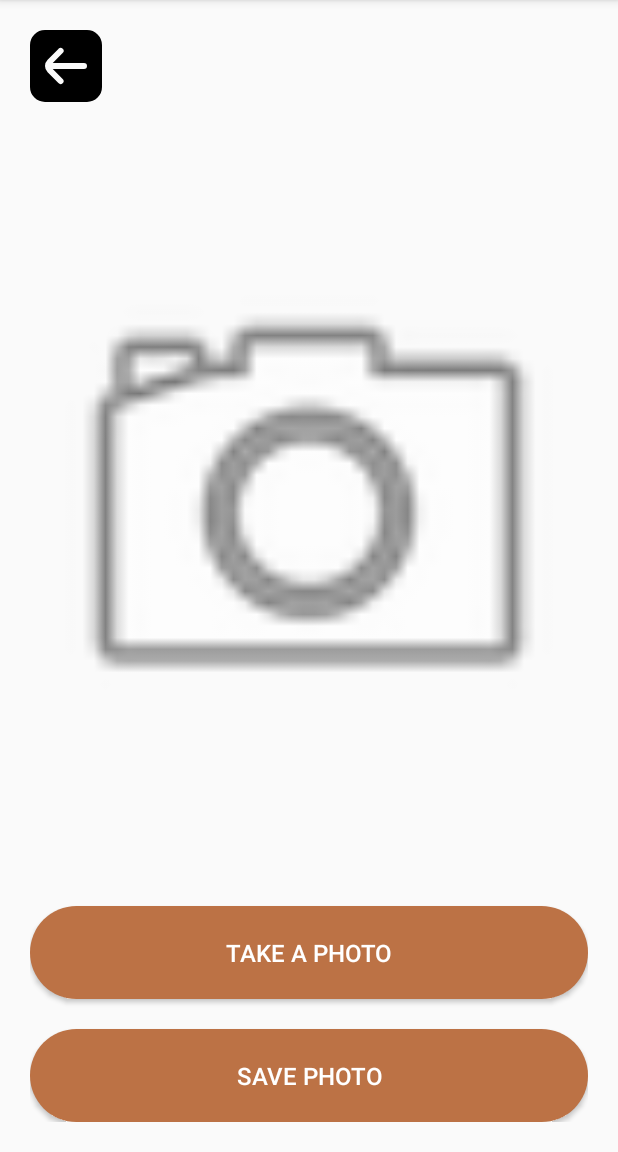
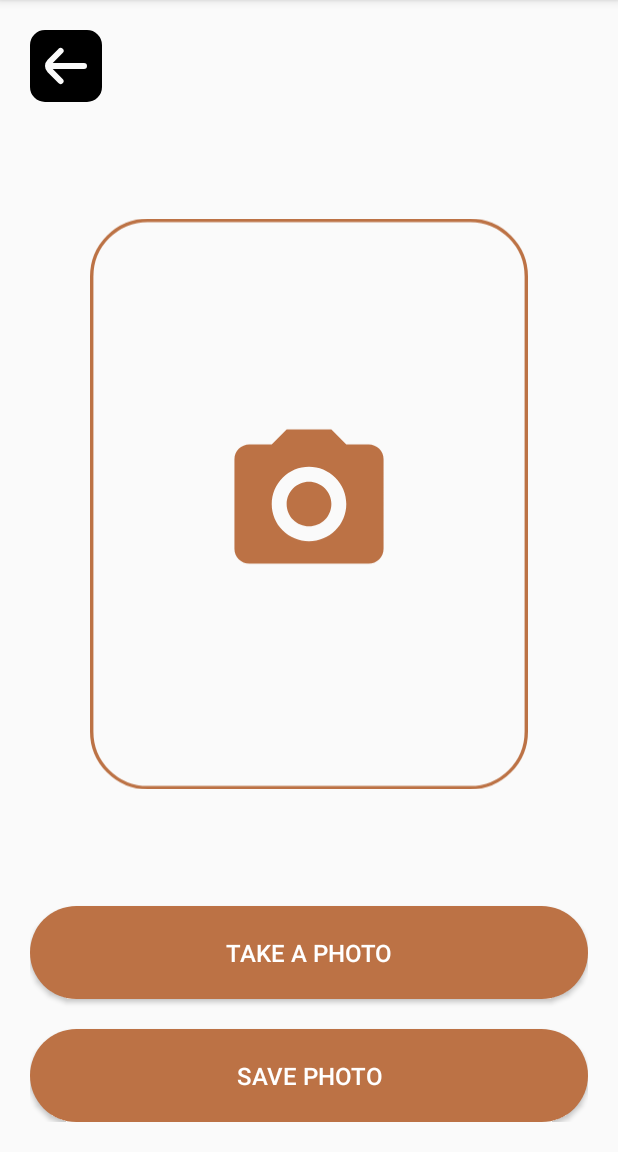
Before and after one commit to Yifei9119/IAT359PetJournal, an Android app: the AddPhoto screen opened directly, with no data from a screen before it, on a phone screen of 412 x 824 dp, the part 84-1236 px from its top. Run offline under Robolectric (Android 15) with nearby library versions, the light colour scheme and no system bars; libraries missing offline, so code that uses them is left out: androidx.camera.core, androidx.camera.lifecycle, androidx.camera.view.

Commit message:
fixed store media bug. add ui to add photo

```diff
--- a/app/src/main/java/com/example/iat359_petjournal/Constants.java
+++ b/app/src/main/java/com/example/iat359_petjournal/Constants.java
@@ -20,10 +20,7 @@ public class Constants {
     public static final String START_TIME = "startTime";
     public static final String END_TIME = "endTime";
     public static final String PET_NAME = "petName";
-    public static final String DESCRIPTION = "_id";
-    public static final String TABLE3_NAME = "PHOTOTABLE";
-    public static final String IMAGEID = "_id";
 
 
-    public static final int DATABASE_VERSION = 25;
+    public static final int DATABASE_VERSION = 26;
 }
--- /dev/null
+++ b/app/src/main/res/drawable/preview.xml
@@ -0,0 +1,16 @@
+<vector xmlns:android="http://schemas.android.com/apk/res/android"
+    android:width="257dp"
+    android:height="335dp"
+    android:viewportWidth="257"
+    android:viewportHeight="335">
+  <path
+      android:pathData="M34,1L223,1A33,33 0,0 1,256 34L256,301A33,33 0,0 1,223 334L34,334A33,33 0,0 1,1 301L1,34A33,33 0,0 1,34 1z"
+      android:strokeLineJoin="round"
+      android:strokeWidth="2"
+      android:fillColor="#00000000"
+      android:strokeColor="#BC7245"
+      android:strokeLineCap="round"/>
+  <path
+      android:pathData="M93.5,132.5H106.63L115.38,123.75H141.63L150.38,132.5H163.5C165.82,132.5 168.05,133.42 169.69,135.06C171.33,136.7 172.25,138.93 172.25,141.25V193.75C172.25,196.07 171.33,198.3 169.69,199.94C168.05,201.58 165.82,202.5 163.5,202.5H93.5C91.18,202.5 88.95,201.58 87.31,199.94C85.67,198.3 84.75,196.07 84.75,193.75V141.25C84.75,138.93 85.67,136.7 87.31,135.06C88.95,133.42 91.18,132.5 93.5,132.5ZM128.5,145.63C122.7,145.63 117.13,147.93 113.03,152.03C108.93,156.13 106.63,161.7 106.63,167.5C106.63,173.3 108.93,178.87 113.03,182.97C117.13,187.07 122.7,189.38 128.5,189.38C134.3,189.38 139.87,187.07 143.97,182.97C148.07,178.87 150.38,173.3 150.38,167.5C150.38,161.7 148.07,156.13 143.97,152.03C139.87,147.93 134.3,145.63 128.5,145.63ZM128.5,154.38C131.98,154.38 135.32,155.76 137.78,158.22C140.24,160.68 141.63,164.02 141.63,167.5C141.63,170.98 140.24,174.32 137.78,176.78C135.32,179.24 131.98,180.63 128.5,180.63C125.02,180.63 121.68,179.24 119.22,176.78C116.76,174.32 115.38,170.98 115.38,167.5C115.38,164.02 116.76,160.68 119.22,158.22C121.68,155.76 125.02,154.38 128.5,154.38Z"
+      android:fillColor="#BC7245"/>
+</vector>
--- a/app/src/main/res/layout/add_photo.xml
+++ b/app/src/main/res/layout/add_photo.xml
@@ -21,7 +21,8 @@
         android:layout_width="match_parent"
         android:layout_height="wrap_content"
         android:layout_weight="1"
-        app:srcCompat="@android:drawable/ic_menu_camera" />
+        android:padding="40dp"
+        app:srcCompat="@drawable/preview" />
 
     <Button
         android:id="@+id/buttonCaptureShow"
```
Also changed, not shown: app/src/main/java/com/example/iat359_petjournal/AddPhoto.java (+4 -3 lines).
